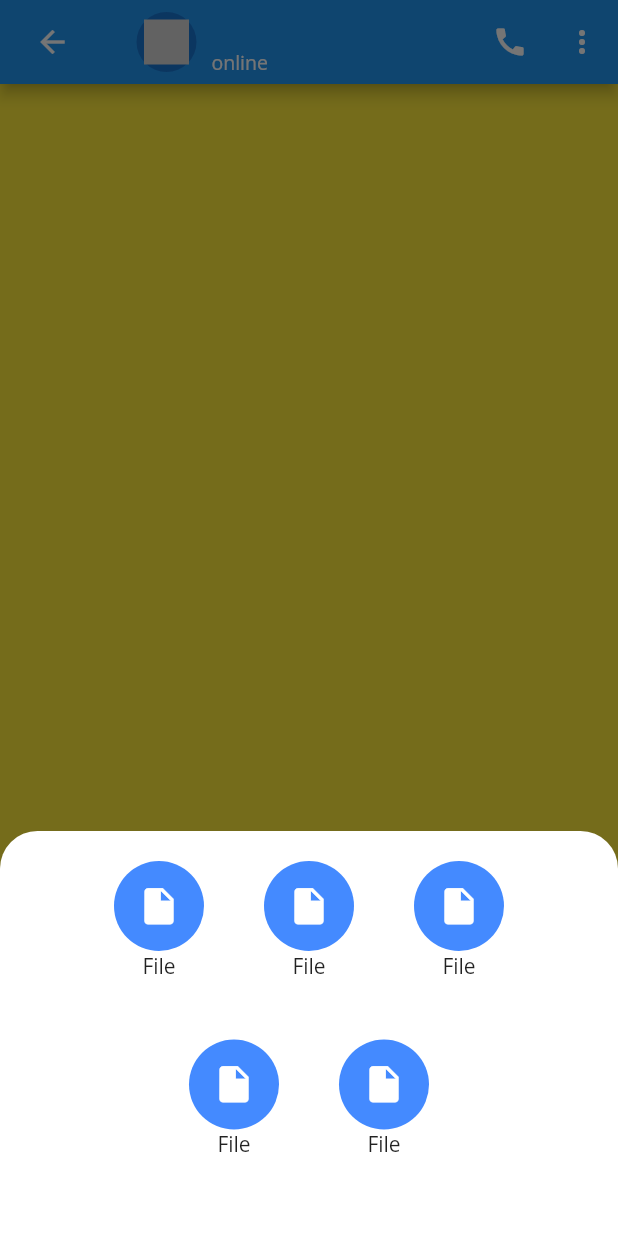
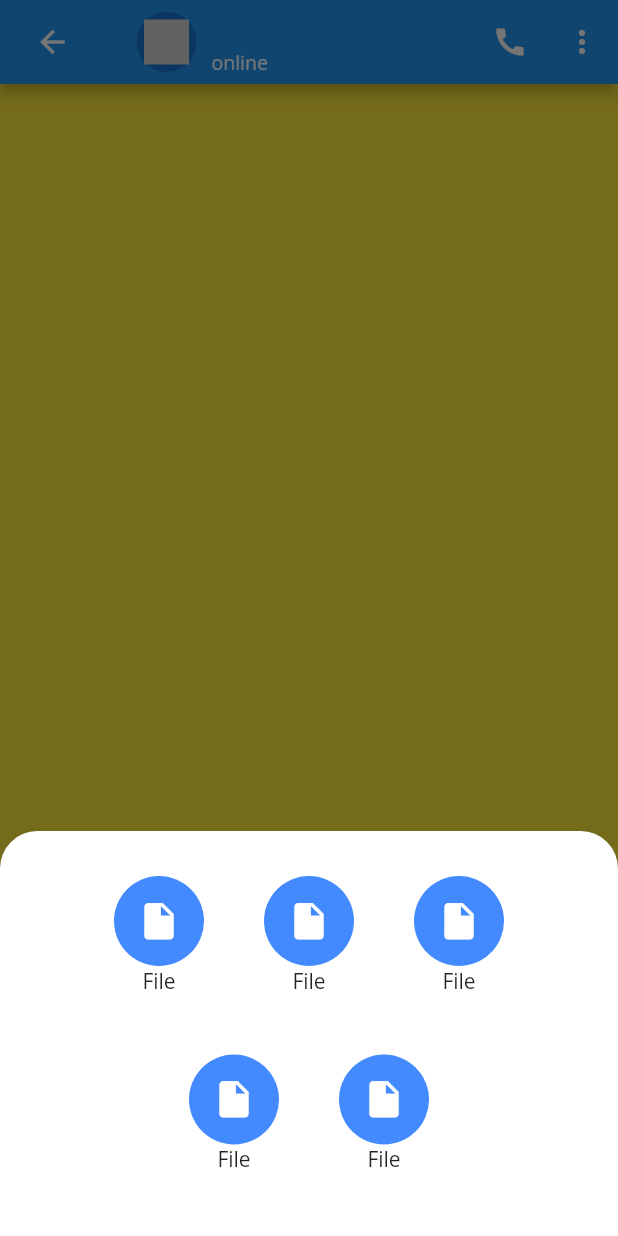
Before and after one commit to EhMaNa/chat_application, a Flutter app: the ChatPage screen opened directly with empty values, item 2 of the bottom bar chosen, on a phone screen of 412 x 824 dp. Run offline on Flutter 3.47's test engine with Material 2 defaults, Android fonts, the phone set to English and light mode, and no system bars; our stand-ins replace flutter_svg.

Commit message:
Update chatPage.dart

```diff
--- a/lib/screens/chatPage.dart
+++ b/lib/screens/chatPage.dart
@@ -57,9 +57,8 @@ class _ChatPageState extends State<ChatPage> {
           )
         ),
       child: Padding(
-        padding: const EdgeInsets.symmetric(horizontal: 20, vertical: 20),
+        padding: const EdgeInsets.symmetric(horizontal: 20, vertical: 30),
         child: Column(
-          //mainAxisAlignment: MainAxisAlignment.center,
           children: [
             Row(
               mainAxisAlignment: MainAxisAlignment.center,
```
